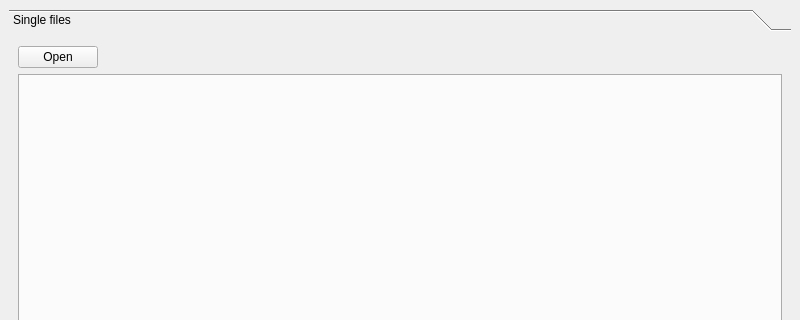
Old version of the form asammdfgui/main_window.ui in the repository danielhrisca/asammdf; both pictures show x 0 to 800 and y 0 to 320 of the 800 by 723 pixel window.
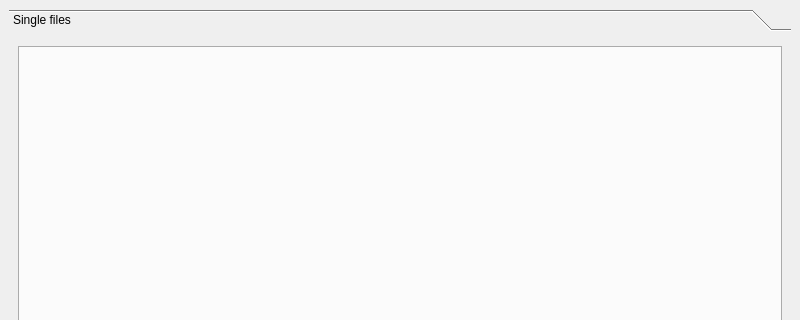
New version of the form. The open tabs and pages were chosen to show the change. Icons and pictures are not drawn.

Commit message: * gui: optimize vertical layout

```diff
--- a/asammdfgui/main_window.ui
+++ b/asammdfgui/main_window.ui
@@ -29,8 +29,8 @@
         <rect>
          <x>0</x>
          <y>0</y>
-         <width>145</width>
-         <height>56</height>
+         <width>782</width>
+         <height>604</height>
         </rect>
        </property>
        <attribute name="icon">
@@ -41,34 +41,6 @@
         <string>Single files</string>
        </attribute>
        <layout class="QVBoxLayout" name="verticalLayout_2">
-        <item>
-         <layout class="QHBoxLayout" name="horizontalLayout_2">
-          <item>
-           <widget class="QPushButton" name="open_file_btn">
-            <property name="text">
-             <string>Open</string>
-            </property>
-            <property name="icon">
-             <iconset resource="resource.qrc">
-              <normaloff>:/open.png</normaloff>:/open.png</iconset>
-            </property>
-           </widget>
-          </item>
-          <item>
-           <spacer name="horizontalSpacer">
-            <property name="orientation">
-             <enum>Qt::Horizontal</enum>
-            </property>
-            <property name="sizeHint" stdset="0">
-             <size>
-              <width>40</width>
-              <height>20</height>
-             </size>
-            </property>
-           </spacer>
-          </item>
-         </layout>
-        </item>
         <item>
          <widget class="QTabWidget" name="files">
           <property name="currentIndex">
```
Left out of the diff: 30 changed lines with no effect on the pictures. The commit also changes 3 other files.
